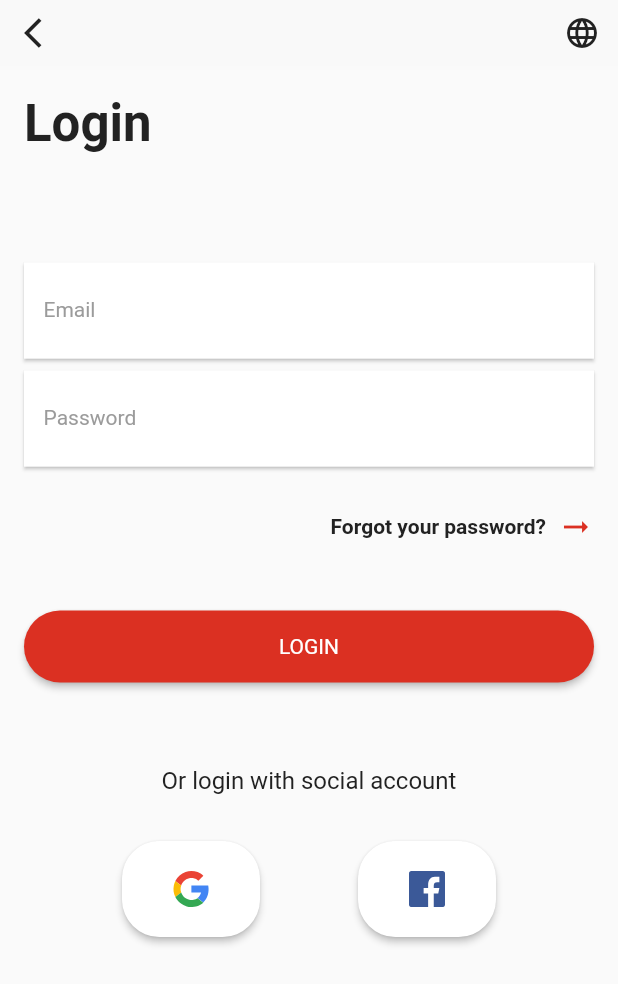
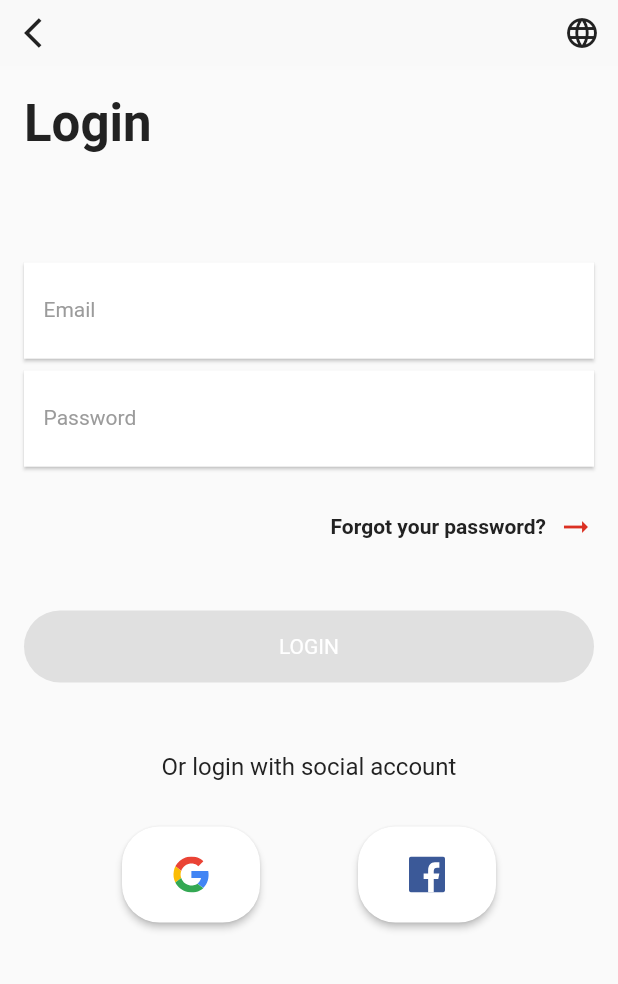
Before and after one commit to burahankrmz/ECommerce, a Flutter app: the screen it shows after launch, after a tap on "Already have an account?", on a phone screen of 412 x 824 dp. Shown: the top 984 px of the screen. Run offline on Flutter 3.47's test engine with Material 2 defaults, Android fonts, the phone set to English and light mode, and no system bars; our stand-ins replace animate_do, cloud_firestore, connectivity, dartz, easy_localization, firebase_auth and 8 more; accounts and stored records are empty; Roboto replaces fonts that are missing (Metropolis).

Commit message:
complete loginviewmodel integration to view

```diff
--- a/lib/app/app.dart
+++ b/lib/app/app.dart
@@ -1,8 +1,8 @@
 import 'package:easy_localization/easy_localization.dart';
+import 'package:flutter/material.dart';
+
 import '../core/init/routes/routes_manager.dart';
 import '../core/init/theme/theme_manager.dart';
-import 'package:flutter/material.dart';
-
 import 'app_prefs.dart';
 import 'di.dart';
 
--- a/lib/app/di.dart
+++ b/lib/app/di.dart
@@ -1,5 +1,5 @@
 import 'package:cloud_firestore/cloud_firestore.dart';
-import 'package:ecommerce/features/auth/login/viewmodel/login_viewmodel.dart';
+import '../features/auth/login/viewmodel/login_viewmodel.dart';
 import '../features/auth/signup/viewmodel/signup_viewmodel.dart';
 import '../core/init/network/data_source/remote_data_source.dart';
 import '../core/init/network/networkinfo/network_info.dart';
--- a/lib/core/init/network/repository/repository.dart
+++ b/lib/core/init/network/repository/repository.dart
@@ -1,8 +1,9 @@
 import 'package:dartz/dartz.dart';
-import '../failure/failure.dart';
+import 'package:firebase_auth/firebase_auth.dart';
+
 import '../../../../features/auth/login/services/login_request.dart';
 import '../../../../features/auth/signup/services/signup_request.dart';
-import 'package:firebase_auth/firebase_auth.dart';
+import '../failure/failure.dart';
 
 abstract class Repository {
   Future<Either<Failure,UserCredential>> signUp(SignUpRequest signUpRequest);
--- a/lib/core/init/theme/theme_manager.dart
+++ b/lib/core/init/theme/theme_manager.dart
@@ -1,8 +1,9 @@
+import 'package:flutter/material.dart';
+import 'package:flutter/services.dart';
+
 import '../../constants/fonts/fonts_manager.dart';
 import '../color/color_manager.dart';
 import '../styles/styles_manager.dart';
-import 'package:flutter/material.dart';
-import 'package:flutter/services.dart';
 
 ThemeData getLightTheme() {
   return ThemeData(
--- a/lib/core/widget/social_media_elevated_btn.dart
+++ b/lib/core/widget/social_media_elevated_btn.dart
@@ -1,8 +1,8 @@
-import '../constants/values/app_sizes.dart';
+import 'package:flutter/material.dart';
 import 'package:flutter_svg/flutter_svg.dart';
 
+import '../constants/values/app_sizes.dart';
 import '../init/color/color_manager.dart';
-import 'package:flutter/material.dart';
 
 typedef FutureCallBack = Future<void> Function();
 
--- a/lib/features/auth/login/freezed_model/login_freezed_model.dart
+++ b/lib/features/auth/login/freezed_model/login_freezed_model.dart
@@ -1,4 +1,5 @@
 import 'package:freezed_annotation/freezed_annotation.dart';
+
 part 'login_freezed_model.freezed.dart';
 
 
--- a/lib/features/auth/login/view/login_view.dart
+++ b/lib/features/auth/login/view/login_view.dart
@@ -1,7 +1,7 @@
 import 'package:animate_do/animate_do.dart';
 import 'package:easy_localization/easy_localization.dart';
-import 'package:ecommerce/features/auth/login/viewmodel/login_viewmodel.dart';
-import 'package:ecommerce/features/state/state_renderer.impl.dart';
+import '../viewmodel/login_viewmodel.dart';
+import '../../../state/state_renderer.impl.dart';
 import 'package:flutter/scheduler.dart';
 import '../../../../core/constants/values/app_sizes.dart';
 import '../../../../product/widgets/buttons/facebook_button.dart';
@@ -14,7 +14,6 @@ import '../../../../app/app_prefs.dart';
 import '../../../../app/di.dart';
 import '../../../../core/constants/fonts/fonts_manager.dart';
 import '../../../../core/constants/strings/strings_manager.dart';
-import '../../../../core/extensions/context_extension.dart';
 import '../../../../core/init/color/color_manager.dart';
 import '../../../../core/init/routes/routes_manager.dart';
 import '../../../../core/init/styles/styles_manager.dart';
@@ -31,10 +30,11 @@ class LoginView extends StatefulWidget {
 class _LoginViewState extends State<LoginView> {
   final GlobalKey _formkey = GlobalKey<FormState>();
   final AppPrefences _appPrefences = instance<AppPrefences>();
+  final LoginViewModel _viewModel = instance<LoginViewModel>();
+
   final TextEditingController _emailEditingController = TextEditingController();
   final TextEditingController _passwordEditingController =
       TextEditingController();
-  final LoginViewModel _viewModel = instance<LoginViewModel>();
 
   _bind() {
     _viewModel.init();
@@ -42,7 +42,7 @@ class _LoginViewState extends State<LoginView> {
       _viewModel.setEmail(_emailEditingController.text);
     });
     _passwordEditingController.addListener(() {
-      _viewModel.setEmail(_passwordEditingController.text);
+      _viewModel.setPassword(_passwordEditingController.text);
     });
     _viewModel.isUserLoggedInSuccessfullyStreamController.stream
         .listen((isUserLoggedIN) {
@@ -60,15 +60,7 @@ class _LoginViewState extends State<LoginView> {
 
   @override
   Widget build(BuildContext context) {
-    return StreamBuilder<FlowState>(
-        stream: _viewModel.outputState,
-        builder: (context, snapshot) {
-          return snapshot.data?.getScreenWidget(context, _buildContentWidget(),
-                  () {
-                _viewModel.login();
-              }) ??
-              _buildContentWidget();
-        });
+    return _buildContentWidget();
   }
 
   Widget _buildContentWidget() {
@@ -79,16 +71,23 @@ class _LoginViewState extends State<LoginView> {
       },
       child: Scaffold(
         appBar: _buildAppBar(),
-        body: _buildBody(),
+        body: StreamBuilder<FlowState>(
+            stream: _viewModel.outputState,
+            builder: (context, snapshot) {
+              return snapshot.data?.getScreenWidget(context, _buildBody(), () {
+                    _viewModel.login();
+                  }) ??
+                  _buildBody();
+            }),
       ),
     );
   }
 
   Widget _buildBody() {
     return SafeArea(
-      child: SingleChildScrollView(
       child: Padding(
         padding: const CustomPadding.pagePadding(),
+        child: SingleChildScrollView(
           child: Form(
             key: _formkey,
             child: Column(
@@ -98,20 +97,29 @@ class _LoginViewState extends State<LoginView> {
                 const SizedBox(
                   height: AppSize.s73,
                 ),
-                CustomTextField(
+                StreamBuilder<String?>(
+                    stream: _viewModel.outputEmail,
+                    builder: (context, snapshot) {
+                      return CustomTextField(
                           visibility: _emailEditingController.text.isNotEmpty,
                           controller: _emailEditingController,
-                    error: false,
+                          error: snapshot.hasData,
                           label: AppStrings.email.tr(),
-                    labelError: AppStrings.emailValid),
+                          labelError: AppStrings.emailValid.tr());
+                    }),
                 Padding(
                   padding: const CustomPadding.symmetricVerticalp8(),
-                  child: CustomTextField(
-                      visibility: _passwordEditingController.text.isNotEmpty,
+                  child: StreamBuilder<String?>(
+                      stream: _viewModel.outputPassword,
+                      builder: (context, snapshot) {
+                        return CustomTextField(
+                            visibility:
+                                _passwordEditingController.text.isNotEmpty,
                             controller: _passwordEditingController,
-                      error: false,
+                            error: snapshot.hasData,
                             label: AppStrings.password.tr(),
-                      labelError: AppStrings.password),
+                            labelError: AppStrings.password.tr());
+                      }),
                 ),
                 const SizedBox(
                   height: AppSize.s8,
@@ -120,13 +128,13 @@ class _LoginViewState extends State<LoginView> {
                 const SizedBox(
                   height: AppSize.s32,
                 ),
-                _buiildLoginBtn(),
-                SizedBox(
-                  height: context.dynamicHeight(0.05),
+                _buildLoginBtn(),
+                const SizedBox(
+                  height: AppSize.s32,
                 ),
                 _buildOrLoginTextBtn(),
-                SizedBox(
-                  height: context.dynamicHeight(0.02),
+                const SizedBox(
+                  height: AppSize.s16,
                 ),
                 _buildSocialMediaBtns()
               ],
@@ -163,13 +171,21 @@ class _LoginViewState extends State<LoginView> {
     );
   }
 
-  Widget _buiildLoginBtn() {
+  Widget _buildLoginBtn() {
     return FadeInLeft(
-      child: AuthElevatedButton(
+      child: StreamBuilder<bool>(
+        stream: _viewModel.outputIsAllValid,
+        builder: (context, snapshot) {
+          return AuthElevatedButton(
               width: double.maxFinite,
               height: AppSize.s48,
               title: AppStrings.loginBtn.tr(),
-        onPressed: () async {},
+              onPressed: (snapshot.data ?? false)
+                  ? () {
+                      _viewModel.login();
+                    }
+                  : null);
+        },
       ),
     );
   }
@@ -240,4 +256,12 @@ class _LoginViewState extends State<LoginView> {
       ],
     );
   }
+
+  @override
+  void dispose() {
+    _viewModel.dispose();
+    _emailEditingController.dispose();
+    _passwordEditingController.dispose();
+    super.dispose();
   }
+}
--- a/lib/features/auth/login/viewmodel/login_viewmodel.dart
+++ b/lib/features/auth/login/viewmodel/login_viewmodel.dart
@@ -1,11 +1,11 @@
 import 'dart:async';
 
-import 'package:ecommerce/core/init/base/base_viewmodel.dart';
-import 'package:ecommerce/core/init/functions/functions.dart';
-import 'package:ecommerce/features/auth/login/freezed_model/login_freezed_model.dart';
-import 'package:ecommerce/features/auth/login/services/login_usecase.dart';
-import 'package:ecommerce/features/state/state_renderer.dart';
-import 'package:ecommerce/features/state/state_renderer.impl.dart';
+import '../../../../core/init/base/base_viewmodel.dart';
+import '../../../../core/init/functions/functions.dart';
+import '../freezed_model/login_freezed_model.dart';
+import '../services/login_usecase.dart';
+import '../../../state/state_renderer.dart';
+import '../../../state/state_renderer.impl.dart';
 
 class LoginViewModel extends BaseViewModel
     with LoginViewModelInputs, LoginViewModelOutputs {
@@ -13,7 +13,7 @@ class LoginViewModel extends BaseViewModel
       StreamController<String>.broadcast();
   final StreamController _passwordController =
       StreamController<String>.broadcast();
-  final StreamController _isAllValid = StreamController<bool>.broadcast();
+  final StreamController _isAllValid = StreamController<void>.broadcast();
   StreamController isUserLoggedInSuccessfullyStreamController =
       StreamController<bool>();
 
@@ -35,7 +35,7 @@ class LoginViewModel extends BaseViewModel
         .fold(
             (failure) => {
                   inputState.add(ErrorState(
-                      StateRendererType.POPUP_ERROR_STATE, failure.message))
+                      StateRendererType.POPUP_ERROR_STATE, failure.message)),
                 },
             (data) => {
                   inputState.add(ContentState()),
@@ -107,7 +107,7 @@ class LoginViewModel extends BaseViewModel
   }
 
   _isPasswordValid(String password) {
-    return password.length > 6;
+    return password.length >= 6;
   }
 
   //?DISPOSE
@@ -115,6 +115,8 @@ class LoginViewModel extends BaseViewModel
   void dispose() {
     _emailController.close();
     _passwordController.close();
+    _isAllValid.close();
+    isUserLoggedInSuccessfullyStreamController.close();
   }
 }
 
--- a/lib/features/auth/signup/services/signup_usecase.dart
+++ b/lib/features/auth/signup/services/signup_usecase.dart
@@ -1,9 +1,10 @@
 import 'package:dartz/dartz.dart';
+import 'package:firebase_auth/firebase_auth.dart';
+
 import '../../../../core/init/network/failure/failure.dart';
 import '../../../../core/init/network/repository/repository.dart';
 import '../../../../core/init/network/usecases/base_usecase.dart';
 import 'signup_request.dart';
-import 'package:firebase_auth/firebase_auth.dart';
 
 class SignUpUseCase implements BaseUsecase<SignUpUseCaseInput, UserCredential> {
   final Repository _repository;
--- a/lib/features/state/state_renderer.impl.dart
+++ b/lib/features/state/state_renderer.impl.dart
@@ -48,7 +48,6 @@ class EmptyState extends FlowState {
 
 //? FORGOT PASSWORD SENT State
 class SuccessState extends FlowState {
-
   String message;
   SuccessState(this.message);
   @override
@@ -104,7 +103,7 @@ extension FlowStateExtension on FlowState {
       case SuccessState:
         {
           dismissDialog(context);
-           showPopPup(context, getStateRendererType(), getmessage());
+          showPopPup(context, getStateRendererType(), getmessage());
           return contentScreenWidget;
         }
       case EmptyState:
--- a/lib/services/repository_impl.dart
+++ b/lib/services/repository_impl.dart
@@ -1,12 +1,13 @@
 import 'package:cloud_firestore/cloud_firestore.dart';
+import 'package:dartz/dartz.dart';
+import 'package:firebase_auth/firebase_auth.dart';
+
 import '../core/init/network/data_source/remote_data_source.dart';
 import '../core/init/network/error_handler/error_handler.dart';
 import '../core/init/network/failure/failure.dart';
-import 'package:dartz/dartz.dart';
 import '../core/init/network/networkinfo/network_info.dart';
 import '../core/init/network/repository/repository.dart';
 import '../features/auth/login/services/login_request.dart';
-import 'package:firebase_auth/firebase_auth.dart';
 import '../features/auth/signup/services/signup_request.dart';
 
 class RepositoryImpl implements Repository {
```
Also changed, not shown: lib/features/state/state_renderer.dart (+4 -3 lines). Lines whose indentation alone changed are shown as unchanged.
